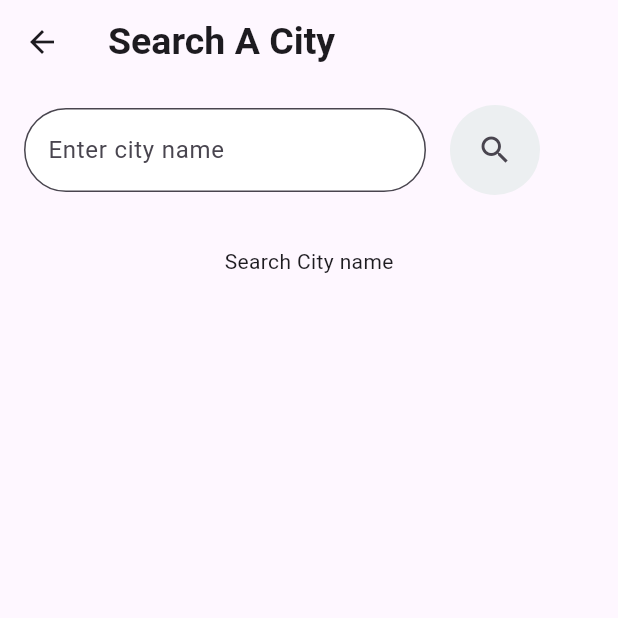
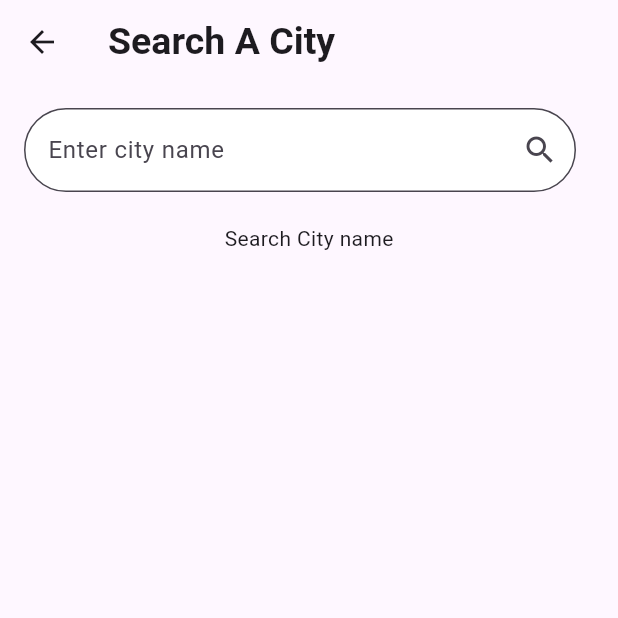
Before and after one commit to mysteriousarmy24/easy-weather, a Flutter app: the SearchWeather screen opened directly, on a phone screen of 412 x 824 dp, the top half of it. Run offline on Flutter 3.47's test engine with Material 3 defaults, Android fonts, the phone set to English and light mode, and no system bars; our stand-ins replace flutter_dotenv, geocoding, geolocator, lottie.

Commit message:
Better method

```diff
--- a/lib/Pages/home_screen.dart
+++ b/lib/Pages/home_screen.dart
@@ -50,9 +50,12 @@ class _HomePageState extends State<HomePage> {
       ),
       body: _weather != null
           ? Column(
+            crossAxisAlignment: CrossAxisAlignment.start,
               children: [
                 DisplayWeather(weather: _weather!),
-                Container(
+                Padding(
+                  padding: const EdgeInsets.only(left: 16),
+                  child: Container(
                     width: 200,
                     decoration: BoxDecoration(
                       color: const Color.fromARGB(
@@ -82,6 +85,7 @@ class _HomePageState extends State<HomePage> {
                       ),
                     ),
                   ),
+                ),
               ],
             )
           : Center(child: CircularProgressIndicator()),
--- a/lib/Pages/search_weather.dart
+++ b/lib/Pages/search_weather.dart
@@ -12,13 +12,43 @@ class SearchWeather extends StatefulWidget {
 }
 
 class _SearchWeatherState extends State<SearchWeather> {
- final TextEditingController _cityName = TextEditingController();
-  String cityName = "";
-  Weather? newWeather;
+  WeatherService _weatherService = WeatherService(
+    apiKey: dotenv.env['OPEN_WETHER_API_KEY'] ??  " ",
+  );
+  Weather? _weather;
+  String? error;
+  final TextEditingController _controller = TextEditingController();
+  // String cityName = "";
+  // Weather? newWeather;
   @override
   void dispose() {
-    _cityName.dispose();
+    _controller.dispose();
     super.dispose();
+  }
+
+  void _searchWeather() async{
+    final city = _controller.text.trim();
+    try {
+  if(city.isEmpty){
+    setState(() {
+      error = "Please enter a city";
+    });
+    return;
+  }
+  final newWeather = await _weatherService.getWeather(city);
+  setState(() {
+    _weather = newWeather;
+    error= null;
+  });
+}  catch (e) {
+  error = "Failed to load weather data: $city";
+  print('error in fetching weather: $e');
+  setState(() {
+    _weather = null;
+  });
+
+}
+
   }
 
   @override
@@ -36,15 +66,20 @@ class _SearchWeatherState extends State<SearchWeather> {
             Row(
               children: [
                 Container(
-                  width: 300,
+                  width: 400,
                   padding: EdgeInsets.all(16),
                   decoration: BoxDecoration(
                     //color: Colors.blueGrey[50],
                     borderRadius: BorderRadius.circular(100),
                   ),
                   child: TextField(
-                    controller: _cityName,
+                    controller: _controller,
+                    onSubmitted: (value) => _searchWeather(),
                     decoration: InputDecoration(
+                      suffixIcon: IconButton(
+                        onPressed: _searchWeather,
+                        icon: Icon(Icons.search),
+                      ),
                       hintText: "Enter city name",
                       border: OutlineInputBorder(
                         borderRadius: BorderRadius.circular(100),
@@ -58,7 +93,7 @@ class _SearchWeatherState extends State<SearchWeather> {
                     ),
                   ),
                 ),
-                Container(
+                /*Container(
                   width: 60,
                   height: 60,
                   decoration: BoxDecoration(
@@ -69,7 +104,9 @@ class _SearchWeatherState extends State<SearchWeather> {
                     child: IconButton(
                       onPressed: () {
                         cityName = _cityName.text;
-                        WeatherService(apiKey: dotenv.env['OPEN_WEATHER_API_KEY']!)
+                        WeatherService(
+                              apiKey: dotenv.env['OPEN_WEATHER_API_KEY']!,
+                            )
                             .getWeather(cityName)
                             .then((weather) {
                               setState(() {
@@ -83,14 +120,23 @@ class _SearchWeatherState extends State<SearchWeather> {
                       icon: Icon(Icons.search),
                     ),
                   ),
-                ),
+                ),*/
               ],
             ),
-            SizedBox(height: 20),
-            if (newWeather != null)
-             DisplayWeather(weather: newWeather!)
+            SizedBox(height: 5),
+            if (error != null)
+              Text(
+                error!,
+                style: TextStyle(color: Colors.red, fontSize: 16),
+              )
+            else if (_weather != null)
+              DisplayWeather(weather: _weather!)
             else
-               Center(child: Text("Search City name")),
+              Center(child: Text("Search City name")),
+            // if (newWeather != null)
+            //   DisplayWeather(weather: newWeather!)
+            // else
+            //   Center(child: Text("Search City name")),
           ],
         ),
       ),
--- a/lib/widgets/display_weather.dart
+++ b/lib/widgets/display_weather.dart
@@ -28,12 +28,12 @@ class DisplayWeather extends StatelessWidget {
               weather.cityName,
               style: TextStyle(fontWeight: FontWeight.w400, fontSize: 25),
             ),
-            SizedBox(height: 20),
+            SizedBox(height: 10),
             Text(
               "${weather.temperature.toStringAsFixed(1)}°C",
               style: TextStyle(fontSize: 60, fontWeight: FontWeight.bold),
             ),
-            SizedBox(height: 30),
+            SizedBox(height: 10),
             Text(
               weather.description,
               style: TextStyle(fontWeight: FontWeight.w500, fontSize: 25),
```
Lines whose indentation alone changed are shown as unchanged.
